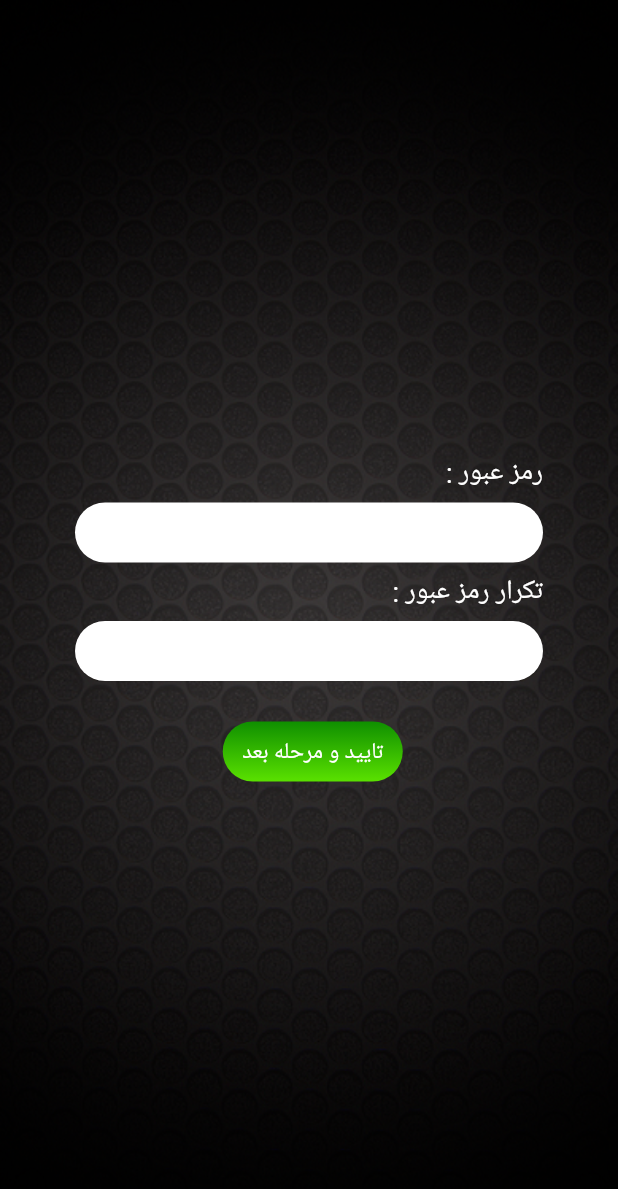
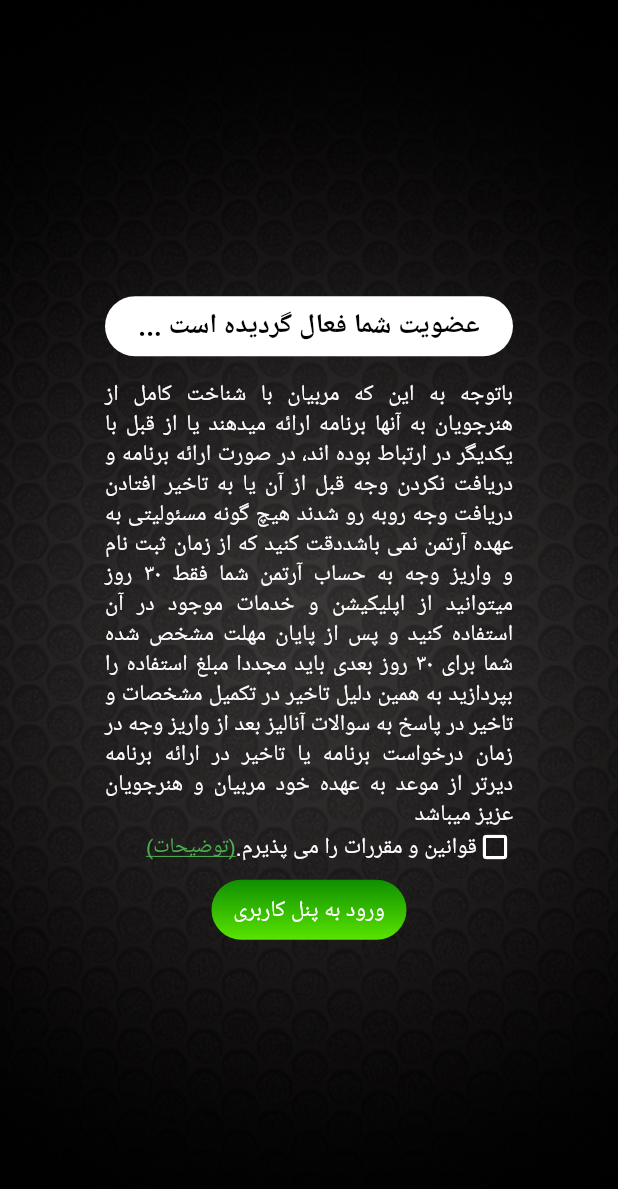
Before and after one commit to HosseinAsadi/ArtMan, a Flutter app: the VerifyPage screen opened by its route, after a tap on "تایید و مرحله بعد", on a phone screen of 412 x 824 dp. Shown: the top 1189 px of the screen. Run offline on Flutter 3.47's test engine with Material 2 defaults, Android fonts, the phone set to English and light mode, and no system bars.

Commit message:
create page 11 of pdf and create material text class

```diff
--- a/lib/components/Button.dart
+++ b/lib/components/Button.dart
@@ -14,7 +14,6 @@ class Button extends StatefulWidget {
   double width;
   List<String> input;
   GlobalKey<FormState> _key;
-
   setkey(GlobalKey<FormState> _key) {
     this._key = _key;
   }
--- /dev/null
+++ b/lib/components/MaterialText.dart
@@ -0,0 +1,60 @@
+import 'package:flutter/material.dart';
+class MaterialText extends StatefulWidget{
+  double width,height;
+  double left,right,bottom,top;
+  String text;
+  Color textColor;
+  Color backgroundColor;
+
+  MaterialText( this.height, this.text,
+      this.textColor, {this.backgroundColor, this.left, this.right, this.bottom,
+  this.top,this.width,});
+
+  @override
+  myText createState() {
+    // TODO: implement createState
+    return myText(height,text,textColor,backgroundColor: backgroundColor,left:
+    left,right: right,top: top,bottom: bottom,width: width);
+  }
+
+}
+class myText extends State<MaterialText>{
+  double width,height;
+  double left,right,bottom,top;
+  String text;
+  Color textColor;
+  Color backgroundColor;
+
+  myText( this.height, this.text, this.textColor,
+  {this.backgroundColor, this.left, this.right, this.bottom,
+  this.top,this.width,});
+
+
+  @override
+  Widget build(BuildContext context) {
+    if(bottom==null)
+      bottom=0.0;
+    if(top==null)
+      top=0.0;
+    if(left==null)
+      left=0.0;
+    if(right==null)
+      right=0.0;
+    if(backgroundColor==null)
+      this.backgroundColor=Colors.white;
+    return Container(
+      alignment: Alignment(0, 0),
+        width: width,
+      height: height,
+      //padding: EdgeInsets.all(5),
+      margin: EdgeInsets.only(bottom: bottom,left: left,right: right,top: top),
+      decoration: BoxDecoration(
+        color: backgroundColor,
+        borderRadius: BorderRadius.circular(20),
+      ),
+      child: Text(text,style: TextStyle(color: textColor,fontSize: 18,fontWeight: FontWeight.w700),),
+    )
+    ;
+  }
+
+}
--- a/lib/components/Strings.dart
+++ b/lib/components/Strings.dart
@@ -10,4 +10,13 @@ class Strings {
       "\n آرشیو عکس و تغییرات فیزیکی و مشاهده روند پیشرفت -\n"
       "\nدسترسی به ویدیوهای آموزشی برای هر سطح از آمادگی -\n"
       "\nحفظ حریم خصوصی ورزشکار -\n" ;
+ static String joinExplain = " باتوجه به این که مربیان با شناخت کامل از هنرجویان به آنها برنامه ارائه میدهند یا از قبل با یکدیگر"
+     " در ارتباط بوده اند، در صورت ارائه برنامه و دریافت نکردن وجه قبل از آن یا به تاخیر افتادن دریافت وجه روبه"
+     " رو شدند هیچ گونه مسئولیتی به عهده آرتمن نمی باشد"
+ "دقت کنید که از زمان ثبت نام و واریز وجه به حساب آرتمن شما فقط ۳۰ روز میتوانید از اپلیکیشن و"
+     " خدمات موجود در آن استفاده کنید و پس از پایان مهلت مشخص شده شما برای ۳۰ روز بعدی باید مجددا مبلغ استفاده را بپردازید به همین دلیل تاخیر در تکمیل مشخصات و تاخير در "
+     "پاسخ به سوالات آنالیز بعد از واریز وجه در زمان درخواست برنامه یا تاخیر در ارائه برنامه دیرتر از موعد به عهده خود مربیان و هنرجویان عزیز میباشد";
+
+
+
 }
--- a/lib/main.dart
+++ b/lib/main.dart
@@ -1,7 +1,9 @@
+import 'package:art_man/page/JoinedPage.dart';
 import 'package:art_man/page/SplashScreenPage.dart';
 import 'package:art_man/page/StdPropertyPage.dart';
 import 'package:art_man/page/SingInPage.dart';
 import 'package:art_man/page/SignUpPage.dart';
+import 'package:art_man/page/TeacherProfilePage.dart';
 import 'package:art_man/page/VerifyPage.dart';
 import 'package:flutter/material.dart';
 import 'package:flutter_localizations/flutter_localizations.dart';
@@ -31,6 +33,8 @@ class MyApp extends StatelessWidget {
         '/signinpage': (context) => MyCustomForm(),
         '/signuppage': (context) => SignUp(),
         '/verifypage': (context) => VerifyPage(),
+        '/joindepage': (context) => JoinedPage(),
+        '/TeacherProfilePage': (context) => TeacherProfilePage(),
 
       },
     );
--- /dev/null
+++ b/lib/page/JoinedPage.dart
@@ -0,0 +1,96 @@
+import 'package:flutter/material.dart';
+import 'package:art_man/components/Button.dart';
+import 'package:art_man/components/MaterialText.dart';
+import 'package:art_man/components/Strings.dart';
+import 'package:flutter/rendering.dart';
+
+class JoinedPage extends StatefulWidget {
+  @override
+  myJoinedPage createState() {
+    return myJoinedPage();
+  }
+}
+
+class myJoinedPage extends State<JoinedPage> {
+  bool _accept = false;
+  Button button = new Button([""], '/TeacherProfilePage', 'ورود به پنل کاربری', 40.0, 10.0,
+      startcolor: Color(0xFF5AE400), endcolor: Color(0xFF0F8F00), width: 130.0);
+
+  MaterialText tilte = new MaterialText(
+    40.0,
+    "عضویت شما فعال گردیده است ...",
+    Colors.black,
+    bottom: 15.0,
+  );
+
+  @override
+  Widget build(BuildContext context) {
+   // debugPaintSizeEnabled=true;
+    return Scaffold(
+
+      body: Container(
+        decoration: BoxDecoration(
+          image: DecorationImage(
+            image: AssetImage("assets/images/background.png"),
+            fit: BoxFit.cover,
+          ),
+        ),
+        child: Center(
+          child: ListView(
+            shrinkWrap: true,
+            children: <Widget>[
+              Center(
+                child: Container(
+                  margin: EdgeInsets.only(left: 70, right: 70),
+                  child: Column(
+                    children: <Widget>[
+                      tilte,
+                      Text(
+                        Strings.joinExplain,
+                        style: TextStyle(color: Colors.white, fontSize: 15),
+                        textDirection: TextDirection.rtl,
+                        textAlign: TextAlign.justify,
+                      ),
+                       Row(
+                        mainAxisAlignment: MainAxisAlignment.start,
+                        children: <Widget>[
+
+                          InkWell(
+                            onTap: (){
+                              setState(() {
+                                _accept=!_accept;
+                              });
+                            },
+
+                            child: Icon(!_accept ? Icons.crop_square : Icons.done,color:Colors.white,),
+                          ),
+
+                             Text(
+                              "قوانین و مقررات را می پذیرم.",
+                              style: TextStyle(color: Colors.white, fontSize: 15),
+                            ),
+
+
+                          GestureDetector(
+                            child: Text(
+                              "(توضیحات)",
+                              style: TextStyle(
+                                  color: Colors.green,
+                                  fontSize: 14,
+                                  decoration: TextDecoration.underline),
+                            ),
+                          )
+                        ],
+                      ),
+                      button
+                    ],
+                  ),
+                ),
+              ),
+            ],
+          ),
+        ),
+      ),
+    );
+  }
+}
--- a/lib/page/SplashScreenPage.dart
+++ b/lib/page/SplashScreenPage.dart
@@ -23,7 +23,7 @@ class MySplashScreen extends State<SplashScreenPage> {
               children: <Widget>[
                 InkWell(
                   onTap: () {
-                    Navigator.pushNamed(context, '/StdPropertyBody');
+                    Navigator.pushNamed(context, '/joindepage');
                   },
                   child: Image.asset("assets/images/demo.gif"),
                 )
--- /dev/null
+++ b/lib/page/TeacherProfilePage.dart
@@ -0,0 +1,58 @@
+import 'package:flutter/material.dart';
+
+class TeacherProfilePage extends StatefulWidget {
+  @override
+  _TeacherProfilePageState createState() => _TeacherProfilePageState();
+}
+
+class _TeacherProfilePageState extends State<TeacherProfilePage> {
+  @override
+  Widget build(BuildContext context) {
+    return Scaffold(
+      body: Container(
+
+        decoration: BoxDecoration(
+          image: DecorationImage(
+            image: AssetImage("assets/images/background.png"),
+            fit: BoxFit.cover,
+          ),
+        ),
+        child: Center(
+          child: ListView(
+            shrinkWrap: true,
+            children: <Widget>[
+              Center(
+                child: Container(
+                  margin: EdgeInsets.only(left: 20, right: 20),
+                  child: Column(
+                    children: <Widget>[
+                      Row(
+                        children: <Widget>[
+                          Container(
+                            width: 100,
+                            height: 100,
+                            decoration: BoxDecoration(
+                              borderRadius: BorderRadius.all(R),
+                            ),
+                            child: Image.asset("assets/images/morabi.jpeg"),
+                          ),
+                          Column(
+                            children: <Widget>[
+                              Text(""),
+                              Text(""),
+                              Text(""),
+                            ],
+                          )
+                        ],
+                      )
+                    ],
+                  ),
+                ),
+              ),
+            ],
+          ),
+        ),
+      ),
+    );
+  }
+}
--- a/lib/page/VerifyPage.dart
+++ b/lib/page/VerifyPage.dart
@@ -15,7 +15,7 @@ class myVerifyPage extends State<VerifyPage> {
   InputPass password = new InputPass("");
   InputPass repeat = new InputPass("");
 
-  Button bottom = new Button(["pass","repeatpass"],'/second', "تایید و مرحله بعد", 40.0, 20.0,
+  Button bottom = new Button(["pass","repeatpass"],'/joindepage', "تایید و مرحله بعد", 40.0, 20.0,
       marginleft: 5.0,
       width: 120.0,
       startcolor: Color(0xFF5AE400),
--- a/pubspec.yaml
+++ b/pubspec.yaml
@@ -46,6 +46,7 @@ flutter:
   assets:
     - assets/images/background.png
     - assets/images/demo.gif
+    - assets/images/morabi.jpeg
 
 
 
```
Also changed, not shown: assets/images/morabi.jpeg (added).
